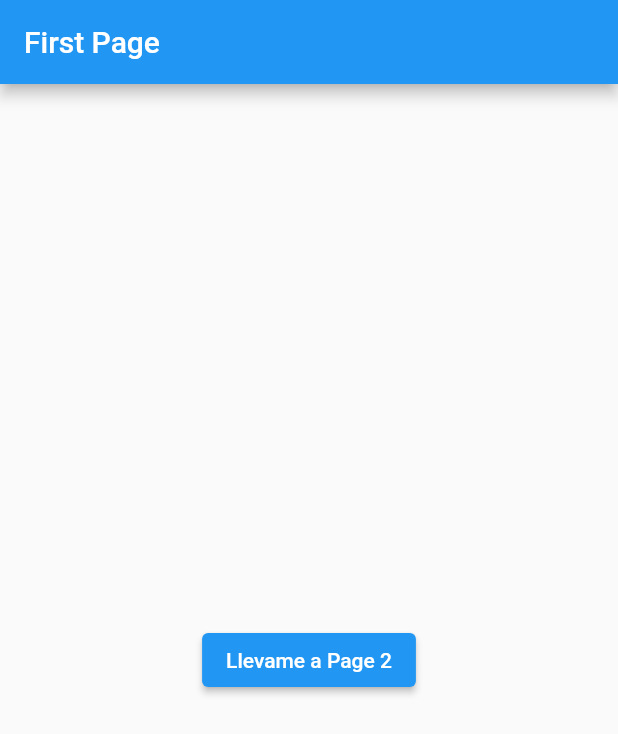
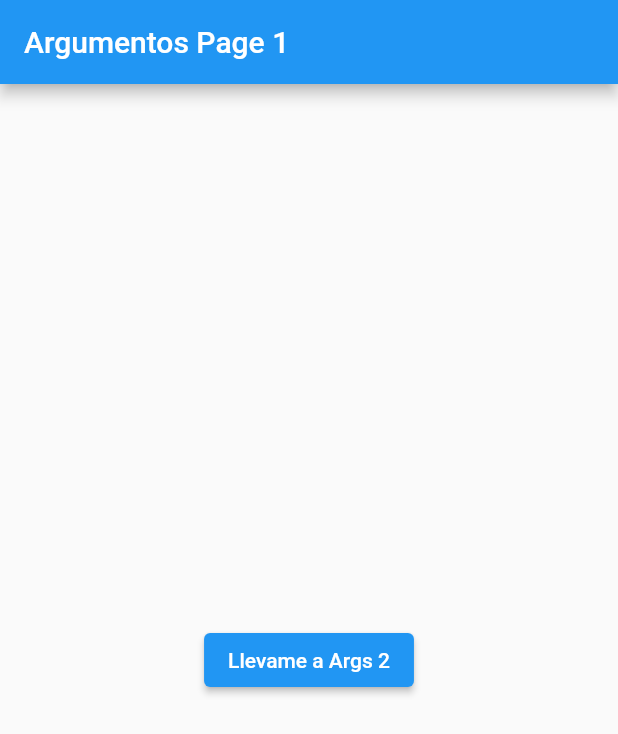
Before and after one commit to EmmanuelHm/basic_components_flutter, a Flutter app: the screen it shows after launch, on a phone screen of 412 x 824 dp. Shown: the top 734 px of the screen. Run offline on Flutter 3.47's test engine with Material 2 defaults, Android fonts, the light colour scheme and no system bars.

Commit message:
Pasar datos por parametros de Screen a Screen en flutter

```diff
--- /dev/null
+++ b/lib/BasicWidgets/12.ArgumentosNavegacion/Args1Page.dart
@@ -0,0 +1,23 @@
+import 'package:basic_components_flutter/BasicWidgets/12.ArgumentosNavegacion/Argumentos.dart';
+import 'package:flutter/material.dart';
+
+class Args1Page extends StatelessWidget {
+  const Args1Page({Key? key}) : super(key: key);
+
+  @override
+  Widget build(BuildContext context) {
+    return Scaffold(
+      appBar: AppBar(
+        title: Text('Argumentos Page 1'),
+      ),
+      body: Center(
+        child: ElevatedButton(
+            onPressed: () {
+              Navigator.pushNamed(context, 'arg2',
+                  arguments: Argumentos('Emmanuel', 23));
+            },
+            child: Text('Llevame a Args 2')),
+      ),
+    );
+  }
+}
--- /dev/null
+++ b/lib/BasicWidgets/12.ArgumentosNavegacion/Argumentos.dart
@@ -0,0 +1,6 @@
+class Argumentos {
+  final String name;
+  final int age;
+
+  Argumentos(this.name, this.age);
+}
--- a/lib/main.dart
+++ b/lib/main.dart
@@ -2,6 +2,9 @@ import 'package:flutter/material.dart';
 
 import 'package:basic_components_flutter/BasicWidgets/11.Navegacion/SecondPage.dart';
 import 'package:basic_components_flutter/BasicWidgets/11.Navegacion/FirstPage.dart';
+
+import 'package:basic_components_flutter/BasicWidgets/12.ArgumentosNavegacion/Args1Page.dart';
+import 'package:basic_components_flutter/BasicWidgets/12.ArgumentosNavegacion/Args2Page.dart';
 
 void main() => runApp(MyApp());
 
@@ -17,10 +20,12 @@ class MyApp extends StatelessWidget {
       // home: FirstPage(),
 
       // Sistema de Rutas
-      initialRoute: '/',
+      initialRoute: 'arg1',
       routes: {
         '/': (context) => FirstPage(),
-        '/secondPage': (context) => SecondPage()
+        '/secondPage': (context) => SecondPage(),
+        'arg1': (context) => Args1Page(),
+        'arg2': (context) => Args2Page(),
       },
     );
   }
```
Also changed, not shown: lib/BasicWidgets/12.ArgumentosNavegacion/Args2Page.dart (added, +39 -0 lines), lib/BasicWidgets/12.ArgumentosNavegacion/Args1.png (added), lib/BasicWidgets/12.ArgumentosNavegacion/Args2.png (added), lib/BasicWidgets/12.ArgumentosNavegacion/Args3.png (added), lib/BasicWidgets/12.ArgumentosNavegacion/Args4.png (added), lib/BasicWidgets/12.ArgumentosNavegacion/Args5.png (added), lib/BasicWidgets/12.ArgumentosNavegacion/Args6.png (added).
